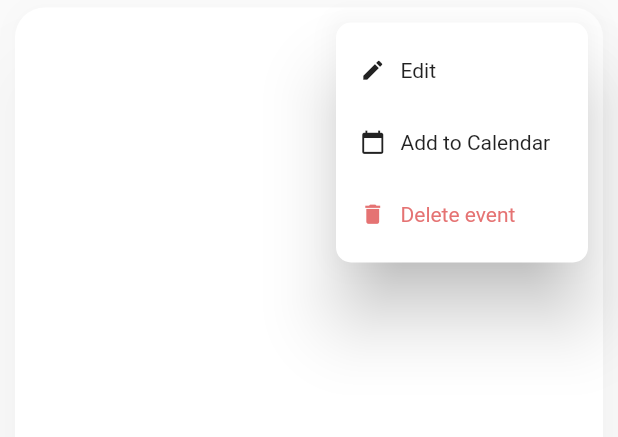
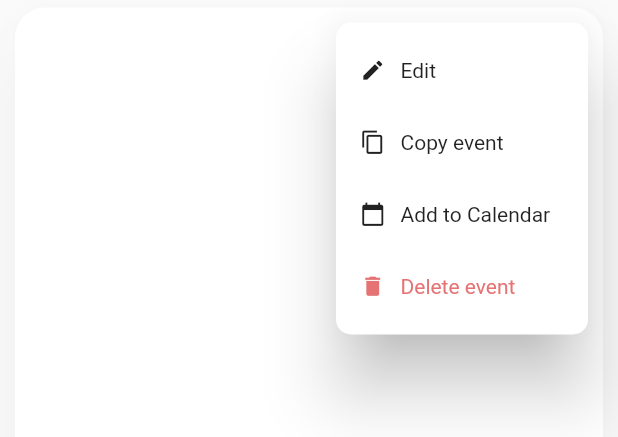
Before and after one commit to sathviksaya/override, a Flutter app: the EventCard widget shown alone on an empty page, opened directly with empty values, after a tap on the "keyboard control" icon, on a phone screen of 412 x 824 dp. Shown: the top 437 px of the screen. Run offline on Flutter 3.47's test engine with Material 2 defaults, Android fonts, the phone set to English and light mode, and no system bars; our stand-ins replace cloud_firestore, firebase_auth, firebase_core, flutter_linkify, flutter_spinkit, fluttertoast and 5 more; missing offline and left inert: rounded_expansion_tile; accounts and stored records are empty.

Commit message:
added copy event functinality

```diff
--- /dev/null
+++ b/lib/models/copy_event.dart
@@ -0,0 +1,5 @@
+import 'package:override/models/event.dart';
+
+class CopiedEvent {
+  static Event? event;
+}
--- a/lib/screens/group_screen/events/add_edit_event.dart
+++ b/lib/screens/group_screen/events/add_edit_event.dart
@@ -3,6 +3,7 @@ import 'package:flutter/cupertino.dart';
 import 'package:flutter/material.dart';
 import 'package:google_fonts/google_fonts.dart';
 import 'package:intl/intl.dart';
+import 'package:override/models/copy_event.dart';
 import 'package:override/models/event.dart';
 import 'package:override/models/user.dart';
 import 'package:override/screens/group_screen/events/confirm_overwrite.dart';
@@ -252,6 +253,22 @@ class _AddEditEventState extends State<AddEditEvent> {
   Widget submitButton(BuildContext context) => Row(
         mainAxisAlignment: MainAxisAlignment.end,
         children: [
+          if (CopiedEvent.event != null)
+            TextButton(
+              onPressed: () {
+                setState(() {
+                  _eventController.text = CopiedEvent.event!.eventName;
+                  _tagController.text = CopiedEvent.event!.tag;
+                  _infoController.text = CopiedEvent.event!.info;
+                  date = CopiedEvent.event!.date;
+                });
+              },
+              child: Text(
+                "Paste event",
+                style: TextStyle(color: Colors.blue),
+              ),
+            ),
+          Spacer(),
           TextButton(
             child: SizedBox(
               height: 30,
--- a/lib/screens/home_screen/display_groups.dart
+++ b/lib/screens/home_screen/display_groups.dart
@@ -31,7 +31,6 @@ class DisplayGroups extends StatelessWidget {
                   ),
                   IconButton(
                     onPressed: () {
-
                     },
                     icon: Icon(
                       Icons.search,
--- a/lib/screens/widgets/event_card.dart
+++ b/lib/screens/widgets/event_card.dart
@@ -2,10 +2,12 @@ import 'package:flutter/material.dart';
 import 'package:flutter_linkify/flutter_linkify.dart';
 import 'package:google_fonts/google_fonts.dart';
 import 'package:intl/intl.dart';
+import 'package:override/models/copy_event.dart';
 import 'package:override/models/event.dart';
 import 'package:override/screens/group_screen/events/add_edit_event.dart';
 import 'package:override/screens/group_screen/events/confirm_delete.dart';
 import 'package:override/screens/widgets/dropdown_list.dart';
+import 'package:override/utils/show_msg.dart';
 import 'package:rounded_expansion_tile/rounded_expansion_tile.dart';
 import 'package:url_launcher/url_launcher.dart';
 
@@ -148,6 +150,10 @@ class EventCard extends StatelessWidget {
                     case 'Edit':
                       _eventOption(context, 0);
                       break;
+                    case 'Copy event':
+                      CopiedEvent.event = event;
+                      showToast("Event copied");
+                      break;
                     case 'Add to Calendar':
                       print("Add to Calendar");
                       break;
@@ -212,6 +218,7 @@ class EventCard extends StatelessWidget {
 
 List<String> eventMenu = [
   'Edit',
+  'Copy event',
   'Add to Calendar',
   'Delete event',
 ];
@@ -219,6 +226,10 @@ List<String> eventMenu = [
 Map<String, List> eventMenuIcons = {
   'Edit': [
     Icons.edit,
+    Colors.black87,
+  ],
+  'Copy event': [
+    Icons.content_copy,
     Colors.black87,
   ],
   'Add to Calendar': [
```
